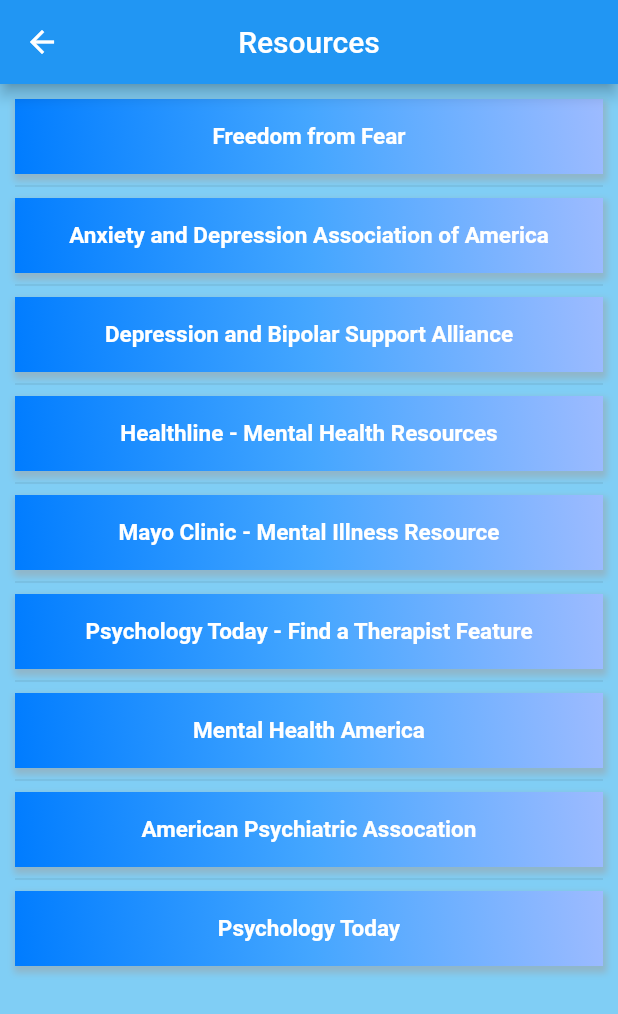
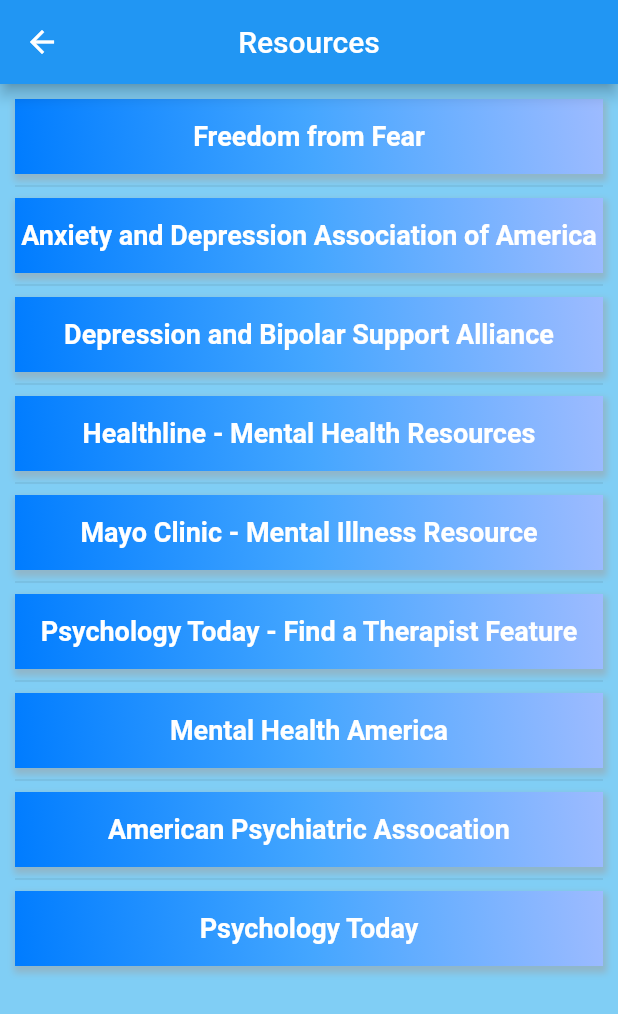
Before and after one commit to Rene-A/Self_Get_Well, a Flutter app: the screen it shows after launch, after a tap on "Resources", on a phone screen of 412 x 824 dp. Shown: the top 1014 px of the screen. Run offline on Flutter 3.47's test engine with Material 2 defaults, Android fonts, the phone set to English and light mode, and no system bars; our stand-ins replace sqflite; missing offline and left inert: flutter_phone_direct_caller; accounts and stored records are empty.

Commit message:
Changed font size, darkened homescreen color

```diff
--- a/lib/views/home_page.dart
+++ b/lib/views/home_page.dart
@@ -88,7 +88,7 @@ class NavButton extends StatelessWidget {
                   colors: <Color>[
                     Color(0xFF007CFF),
                     Color(0xFF00A6FF),
-                    Color(0xFF9DFFFF)
+                    Color(0xFF3FFFFF)
                   ],
                 ),
               ),
--- a/lib/views/resources.dart
+++ b/lib/views/resources.dart
@@ -70,7 +70,7 @@ class ResourceList extends StatelessWidget {
                   names[index],
                   textAlign: TextAlign.center,
                   style: TextStyle(
-                      fontSize: 15.0,
+                      fontSize: 18.0,
                       color: Colors.white,
                       fontWeight: FontWeight.bold),
                 ),
```
